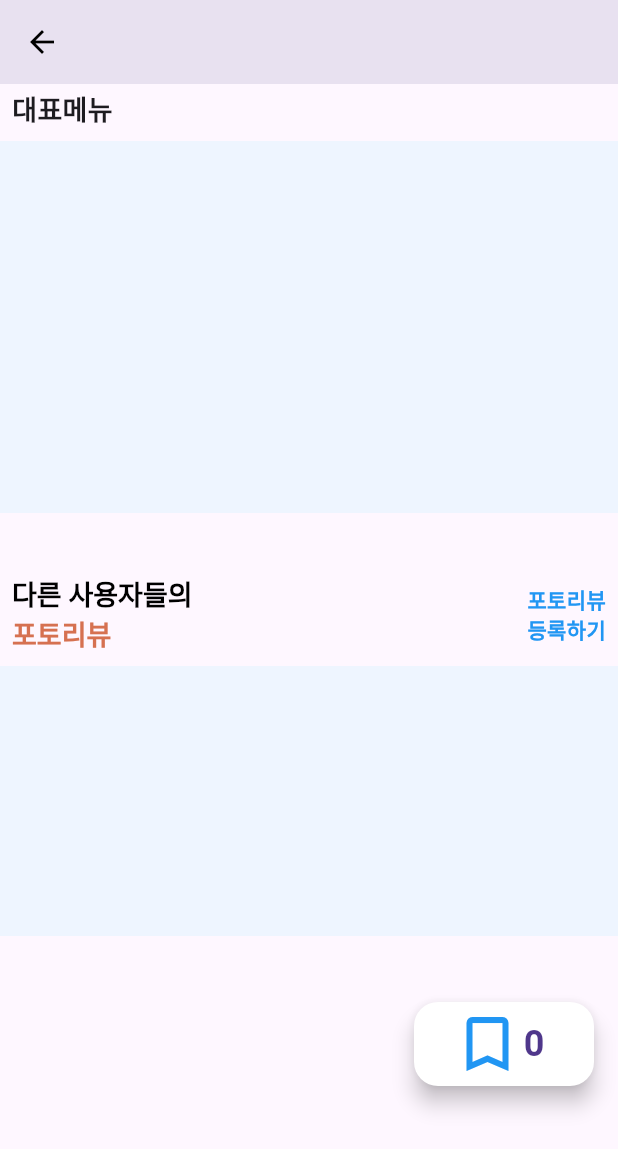
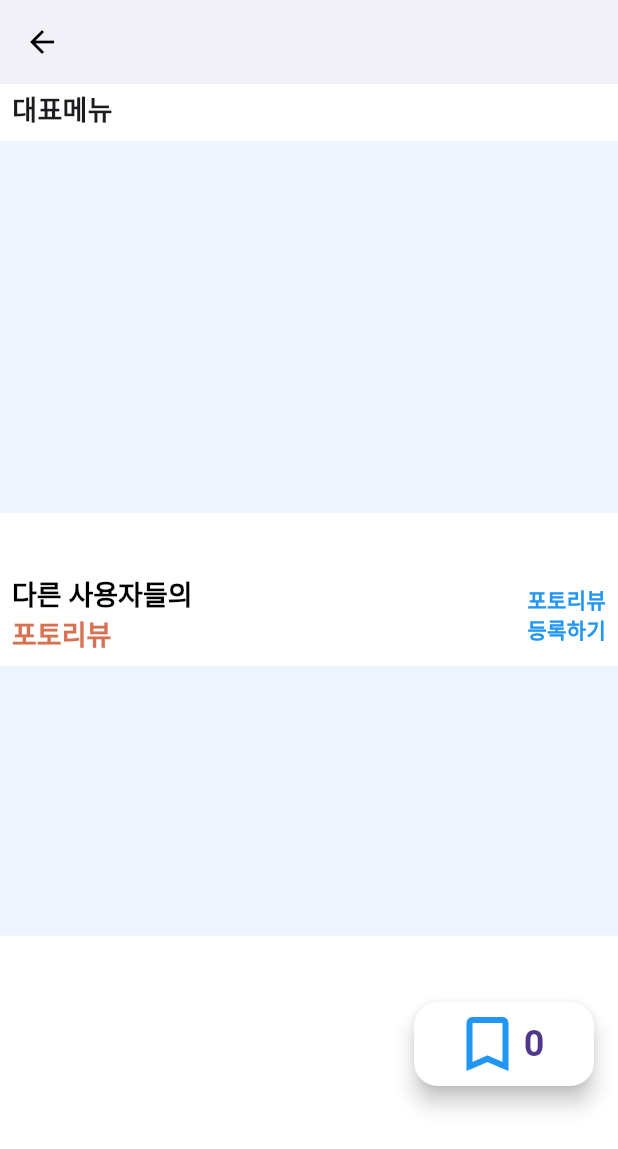
Before and after one commit to Jinseong01/nyum-nyum-ping, a Flutter app: the RestaurantDetail screen opened directly with empty values, scrolled down 467 dp, on a phone screen of 412 x 824 dp. Shown: the top 1149 px of the screen. Run offline on Flutter 3.47's test engine with Material 3 defaults, Android fonts, the phone set to English and light mode, and no system bars; our stand-ins replace cloud_firestore, device_info_plus, dots_indicator, firebase_auth, firebase_core, firebase_storage and 5 more; accounts and stored records are empty; network calls fail.

Commit message:
modified: 배경색 white 변경

```diff
--- a/lib/HomeScreen.dart
+++ b/lib/HomeScreen.dart
@@ -18,6 +18,7 @@ class _HomescreenState extends State<Homescreen> {
   @override
   Widget build(BuildContext context) {
     return Scaffold(
+      backgroundColor: Colors.white,
       body: IndexedStack(
         index: _menuIndex,
         // 여기 배열에 페이지 생성
--- a/lib/login/first_screen.dart
+++ b/lib/login/first_screen.dart
@@ -14,6 +14,7 @@ class _FirstScreenState extends State<FirstScreen> {
   @override
   Widget build(BuildContext context) {
     return Scaffold(
+      backgroundColor: Colors.white,
       body: SafeArea(
           child: Center(
         child: Column(
--- a/lib/login/login_screen.dart
+++ b/lib/login/login_screen.dart
@@ -86,7 +86,9 @@ class _LoginScreenState extends State<LoginScreen> {
   @override
   Widget build(BuildContext context) {
     return Scaffold(
+      backgroundColor: Colors.white,
       appBar: AppBar(
+        backgroundColor: Colors.white,
         leading: IconButton(
           icon: const Icon(Icons.arrow_back),
           onPressed: () {
--- a/lib/login/register_complete.dart
+++ b/lib/login/register_complete.dart
@@ -14,6 +14,7 @@ class _RegisterCompleteState extends State<RegisterComplete> {
   @override
   Widget build(BuildContext context) {
     return Scaffold(
+      backgroundColor: Colors.white,
       body: SafeArea(
           child: Center(
             child: Column(
--- a/lib/login/register_screen.dart
+++ b/lib/login/register_screen.dart
@@ -167,7 +167,9 @@ class _RegisterScreenState extends State<RegisterScreen> {
   @override
   Widget build(BuildContext context) {
     return Scaffold(
+      backgroundColor: Colors.white,
       appBar: AppBar(
+        backgroundColor: Colors.white,
         leading: IconButton(
           icon: const Icon(Icons.arrow_back),
           onPressed: () {
--- a/lib/main/main_screen.dart
+++ b/lib/main/main_screen.dart
@@ -97,7 +97,9 @@ class _MainScreenState extends State<MainScreen> {
   @override
   Widget build(BuildContext context) {
     return Scaffold(
+      backgroundColor: Colors.white,
       appBar: AppBar(
+        backgroundColor: Colors.white,
         automaticallyImplyLeading: false,
         title: Column(
           crossAxisAlignment: CrossAxisAlignment.start,
--- a/lib/main/restaurant_detail.dart
+++ b/lib/main/restaurant_detail.dart
@@ -380,7 +380,9 @@ class _RestaurantDetailState extends State<RestaurantDetail> {
         bool isBookmarked = snapshot.data!;
 
         return Scaffold(
+          backgroundColor: Colors.white,
           appBar: AppBar(
+            backgroundColor: Colors.white,
             leading: IconButton(
               icon: Icon(Icons.arrow_back, color: Colors.black),
               onPressed: () {
```
